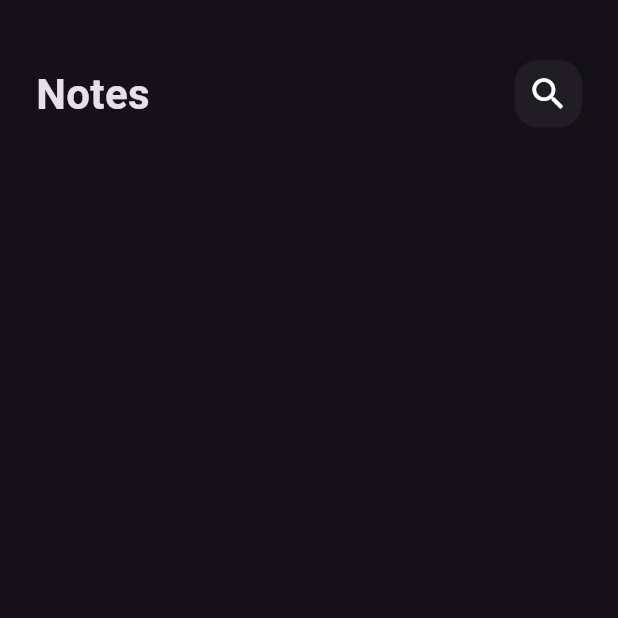
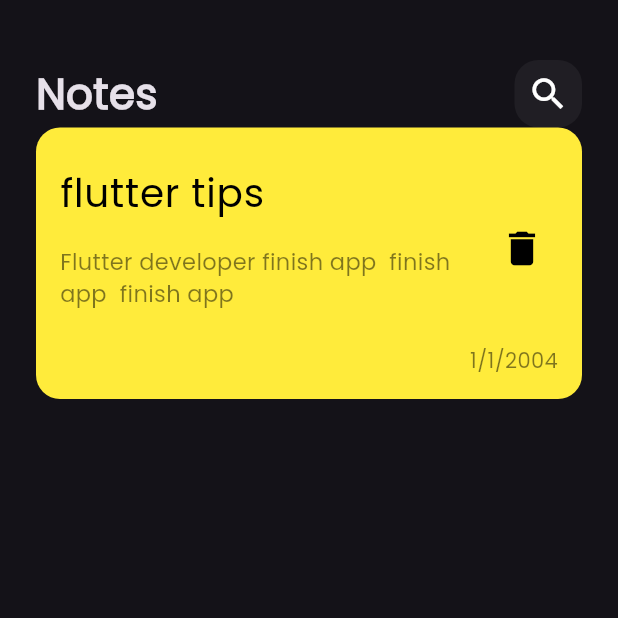
Before and after one commit to mahmoud123asd/NotesApp, a Flutter app: the screen it shows after launch, on a phone screen of 412 x 824 dp, the top half of it. Run offline on Flutter 3.47's test engine with Material 3 defaults, Android fonts, the phone set to English and light mode, and no system bars.

Commit message:
create custom_note_item

```diff
--- a/lib/main.dart
+++ b/lib/main.dart
@@ -14,6 +14,7 @@ class NotesApp extends StatelessWidget {
       debugShowCheckedModeBanner: false,
       theme: ThemeData(
         brightness: Brightness.dark,
+        fontFamily: 'popins',
       ),
       home: NotesView(),
     );
--- /dev/null
+++ b/lib/widgets/note_item.dart
@@ -0,0 +1,53 @@
+import 'package:flutter/material.dart';
+
+class NoteItem extends StatelessWidget {
+  const NoteItem({super.key});
+
+  @override
+  Widget build(BuildContext context) {
+    return Container(
+      padding: EdgeInsets.only(top: 16, bottom: 16, right: 16),
+      decoration: BoxDecoration(
+        color: Colors.yellow,
+        borderRadius: BorderRadius.circular(16),
+      ),
+      child: Column(
+        children: [
+          ListTile(
+            contentPadding: EdgeInsets.only(left: 16),
+            title: Text(
+              "flutter tips",
+              style: TextStyle(
+                color: Colors.black,
+                fontSize: 26,
+              ),
+            ),
+            trailing: IconButton(
+                onPressed: () {},
+                icon: Icon(
+                  Icons.delete,
+                  color: Colors.black,
+                  size: 30,
+                )),
+            subtitle: Padding(
+              padding: const EdgeInsets.only(top: 16, bottom: 16),
+              child:
+                  Text("Flutter developer finish app  finish app  finish app",
+                      style: TextStyle(
+                        color: Colors.black.withValues(alpha: .5),
+                        fontSize: 15,
+                      )),
+            ),
+          ),
+          Align(
+            alignment: Alignment.bottomRight,
+            child: Text(
+              "1/1/2004",
+              style: TextStyle(color: Colors.black.withValues(alpha: .5)),
+            ),
+          ),
+        ],
+      ),
+    );
+  }
+}
--- a/lib/widgets/notes_view_body.dart
+++ b/lib/widgets/notes_view_body.dart
@@ -1,5 +1,6 @@
 import 'package:flutter/material.dart';
 import 'package:notes_app/widgets/custom_app_bar.dart';
+import 'package:notes_app/widgets/note_item.dart';
 
 class NotesViewBody extends StatelessWidget {
   const NotesViewBody({super.key});
@@ -14,6 +15,7 @@ class NotesViewBody extends StatelessWidget {
             height: 40,
           ),
           CustomAppBar(),
+          NoteItem(),
         ],
       ),
     );
```
Also changed, not shown: pubspec.yaml (+4 -4 lines), assets/fonts/Poppins-Regular.ttf (added).
